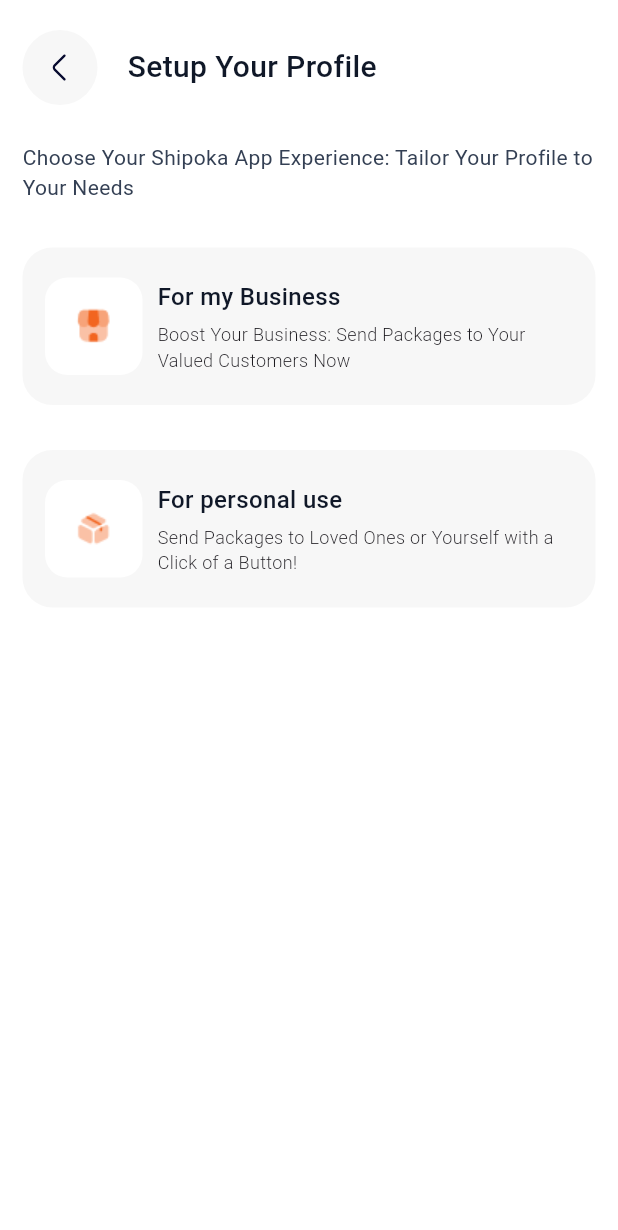
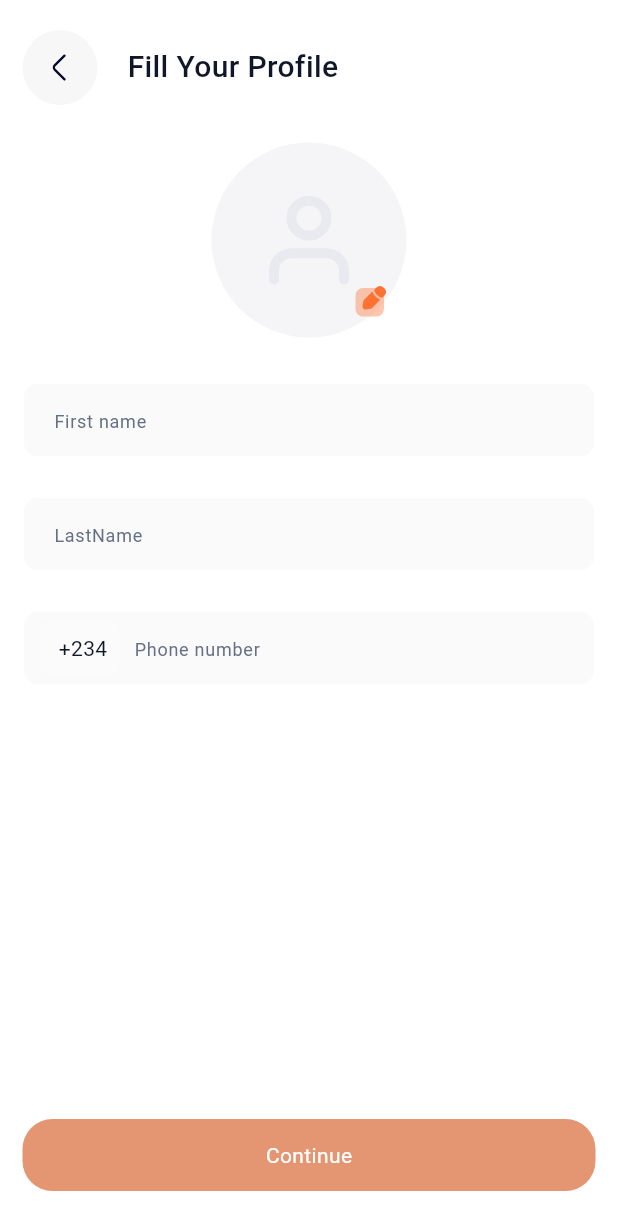
Before and after one commit to isaacwinston98/shipoka, a Flutter app: the screen it shows after launch, on a phone screen of 412 x 824 dp. Shown: the top 1230 px of the screen. Run offline on Flutter 3.47's test engine with Material 3 defaults, Android fonts, the phone set to English and light mode, and no system bars; our stand-ins replace device_info_plus, device_preview, flutter_svg, gap, google_fonts, injectable and 1 more; Roboto replaces fonts that are missing (Ubuntu).

Commit message:
implemented personal_profile.dart

```diff
--- a/lib/app/styles/app_color.dart
+++ b/lib/app/styles/app_color.dart
@@ -16,6 +16,8 @@
   static const Color grey3 = Color(0xffD9DDEE);
   static const Color lightBackground = Color(0xffF7F7F7);
   static const Color smallTextColor = Color(0xff344054);
+  static const Color editPersonColor = Color(0xffF5F5F8);
+  static const Color personalProfileHint = Color(0xff9E9E9E);
 
 
   static const Map<int, Color> colorScratch  = {
--- a/lib/app/view/app.dart
+++ b/lib/app/view/app.dart
@@ -22,7 +22,7 @@
       title: 'Shipoka',
       theme: AppTheme.themeData,
       onGenerateRoute: onGenerateRoute,
-      initialRoute: RouteName.setupProfile,
+      initialRoute: RouteName.personalProfile,
     );
   }
 }
--- a/lib/core/constant/app_asset.dart
+++ b/lib/core/constant/app_asset.dart
@@ -10,5 +10,7 @@
   static const String visibility = 'assets/icons/visibility.svg';
   static const String flag = 'assets/icons/flag.svg';
   static const String arrowBack = 'assets/icons/backArrow.svg';
+  static const String user = 'assets/icons/user.svg';
+  static const String edit = 'assets/icons/edit.svg';
 
 }
--- a/lib/core/navigator/route_name.dart
+++ b/lib/core/navigator/route_name.dart
@@ -4,5 +4,6 @@
   static const String splashScreen = '/';
   static const String signUp = '/signup';
   static const String setupProfile = '/setup_profile';
+  static const String personalProfile = '/personal_profile';
 
 }
--- a/lib/core/navigator/router.dart
+++ b/lib/core/navigator/router.dart
@@ -1,6 +1,7 @@
 import 'package:flutter/material.dart';
 import 'package:shipoka/core/navigator/route_extentions.dart';
 import 'package:shipoka/core/navigator/route_name.dart';
+import 'package:shipoka/features/auth/presentation/pages/personal_profile.dart';
 import 'package:shipoka/features/auth/presentation/pages/setup_profile.dart';
 import 'package:shipoka/features/auth/presentation/pages/signup.dart';
 import 'package:shipoka/features/onboarding/presentation/pages/splash_screen.dart';
@@ -21,6 +22,11 @@
       return _getPageRoute(
         routeName: settings.name!,
         viewToShow: const SetupProfile(),
+      );
+    case RouteName.personalProfile:
+      return _getPageRoute(
+        routeName: settings.name!,
+        viewToShow: const PersonalProfile(),
       );
     default:
       return MaterialPageRoute<T>(
--- /dev/null
+++ b/lib/features/auth/presentation/pages/personal_profile.dart
@@ -0,0 +1,295 @@
+import 'dart:async';
+
+import 'package:flutter/material.dart';
+import 'package:flutter_svg/flutter_svg.dart';
+import 'package:gap/gap.dart';
+import 'package:shipoka/app/styles/app_color.dart';
+import 'package:shipoka/app/styles/fonts.dart';
+import 'package:shipoka/app/view/widget/app_back_button.dart';
+import 'package:shipoka/app/view/widget/busy_button.dart';
+import 'package:shipoka/app/view/widget/input_field.dart';
+import 'package:shipoka/core/constant/app_asset.dart';
+import 'package:shipoka/core/utils/custom_form_validator.dart';
+
+class PersonalProfile extends StatefulWidget {
+  const PersonalProfile({super.key});
+
+  @override
+  State<PersonalProfile> createState() => _PersonalProfileState();
+}
+
+class _PersonalProfileState extends State<PersonalProfile> {
+
+  late StreamController<String> _firstNameStreamController;
+  late StreamController<String> _surnameStreamController;
+  late StreamController<String> _phoneStreamController;
+
+
+  final firstNameFocus = FocusNode();
+  final surnameFocus = FocusNode();
+  final phoneFocus = FocusNode();
+
+
+  final firstNameController = TextEditingController();
+  final surnameController = TextEditingController();
+  final phoneController = TextEditingController();
+
+
+  @override
+  void initState() {
+    super.initState();
+    _firstNameStreamController = StreamController<String>.broadcast();
+    _surnameStreamController = StreamController<String>.broadcast();
+    _phoneStreamController = StreamController<String>.broadcast();
+
+
+
+
+    firstNameController.addListener(() {
+      _firstNameStreamController.sink.add(
+        firstNameController.text.trim(),
+      );
+      validateInputs();
+    });
+
+    surnameController.addListener(() {
+      _surnameStreamController.sink.add(
+        surnameController.text.trim(),
+      );
+      validateInputs();
+    });
+
+    phoneController.addListener(() {
+      _phoneStreamController.sink.add(
+        phoneController.text.trim(),
+      );
+      validateInputs();
+    });
+
+  }
+
+  @override
+  void dispose() {
+    super.dispose();
+
+    _surnameStreamController.close();
+    _firstNameStreamController.close();
+    _phoneStreamController.close();
+
+    firstNameFocus.dispose();
+    surnameFocus.dispose();
+    phoneFocus.dispose();
+  }
+
+  void validateInputs() {
+    // var canSumit = true;
+
+    final firstNameError = CustomFormValidation.errorMessage(
+      firstNameController.text.trim(),
+      'First name is required',
+    );
+
+    final surnameError = CustomFormValidation.errorMessage(
+      surnameController.text.trim(),
+      'Surname is required',
+    );
+
+    final phoneError = CustomFormValidation.errorPhoneNumber2(
+      phoneController.text,
+      'Phone number is required',
+    );
+
+    if (
+        firstNameError != '' ||
+        surnameError != '' ||
+        phoneError != ''
+    ) {
+      // canSumit = false;
+    }
+    //_canSubmit.value = canSumit;
+  }
+  @override
+  Widget build(BuildContext context) {
+    return Scaffold(
+      backgroundColor: AppColors.white,
+      body: SafeArea(
+          child:Padding(
+            padding: const EdgeInsets.symmetric(horizontal: 15,vertical: 10),
+            child: Column(
+              children: [
+                Expanded(
+                  child: SingleChildScrollView(
+                    child: Column(
+                      children: [
+                        const Gap(10),
+                        Row(
+                          children: [
+                            const AppBackButton(),
+                            const Gap(20),
+                            TextSemiBold(
+                              'Fill Your Profile',
+                              fontSize: 20,
+                            ),
+
+
+                          ],
+                        ),
+                        const Gap(25),
+                        Stack(
+                          alignment: Alignment.bottomRight,
+                          children: [
+                            Container(
+                              decoration: const BoxDecoration(
+                                shape: BoxShape.circle,
+                                color: AppColors.editPersonColor,
+                              ),
+                              child: Padding(
+                                padding: const EdgeInsets.all(30.0),
+                                child: SvgPicture.asset(
+                                  AppAssets.user,
+                                ),
+                              ),
+                            ),
+                            Positioned(
+                              bottom: 0,
+                              right: 0,
+                              child: IconButton(
+                                icon: SvgPicture.asset(
+                                  AppAssets.edit,
+                                ),
+                                onPressed: () {
+                                  // Add logic to handle selecting a picture
+                                },
+                              ),
+                            ),
+                          ],
+                        ),
+                        const Gap(20),
+                        StreamBuilder<String>(
+                          stream: _firstNameStreamController.stream,
+                          builder: (context, snapshot) {
+                            return InputField(
+                              label: 'First name',
+                              fieldFocusNode: firstNameFocus,
+                              validationColor: snapshot.data == null
+                                  ? AppColors.white
+                                  : CustomFormValidation.getColor(
+                                snapshot.data,
+                                firstNameFocus,
+                                CustomFormValidation.errorMessage(
+                                  snapshot.data,
+                                  'First name is required',
+                                ),
+                              ),
+                              controller: firstNameController,
+                              placeholder: 'First name',
+                              validationMessage: CustomFormValidation.errorMessage(
+                                snapshot.data,
+                                'First name is required',
+                              ),
+                            );
+                          },
+                        ),
+                        StreamBuilder<String>(
+                          stream: _surnameStreamController.stream,
+                          builder: (context, snapshot) {
+                            return InputField(
+                              fieldFocusNode: surnameFocus,
+                              label: 'LastName',
+                              validationColor: snapshot.data == null
+                                  ? AppColors.white
+                                  : CustomFormValidation.getColor(
+                                snapshot.data,
+                                surnameFocus,
+                                CustomFormValidation.errorMessage(
+                                  snapshot.data,
+                                  'LastName is required',
+                                ),
+                              ),
+                              controller: surnameController,
+                              placeholder: 'LastName',
+                              validationMessage: CustomFormValidation.errorMessage(
+                                snapshot.data,
+                                'LastName is required',
+                              ),
+                            );
+                          },
+                        ),
+                        StreamBuilder<String>(
+                          stream: _phoneStreamController.stream,
+                          builder: (context, snapshot) {
+                            return InputField(
+                              fieldFocusNode: phoneFocus,
+                              label: 'Phone number',
+                              prefix: Container(
+                                decoration: BoxDecoration(
+                                  color: AppColors.white.withOpacity(0.1),
+                                  borderRadius: BorderRadius.circular(8),
+                                ),
+                                child: Padding(
+                                  padding: const EdgeInsets.all(8),
+                                  child: Row(
+                                    children: [
+                                      const SizedBox(
+                                        width: 5,
+                                      ),
+                                      TextBody(
+                                        '+234',
+                                        fontSize: 14,
+                                      )
+                                    ],
+                                  ),
+                                ),
+                              ),
+                              validationColor: snapshot.data == null
+                                  ? AppColors.white
+                                  : CustomFormValidation.getColor(
+                                snapshot.data,
+                                phoneFocus,
+                                CustomFormValidation.errorPhoneNumber2(
+                                  snapshot.data,
+                                  'phone number is required',
+                                ),
+                              ),
+                              controller: phoneController,
+                              placeholder: 'Phone number',
+                              validationMessage:
+                              CustomFormValidation.errorPhoneNumber2(
+                                snapshot.data,
+                                'phone number is required',
+                              ),
+                              textInputType: TextInputType.number,
+                            );
+                          },
+                        ),
+                      ],
+
+                    ),
+                  ),
+                ),
+                Padding(
+                  padding: const EdgeInsets.only(bottom: 20),
+                  child: BusyButton(
+                    title: 'Continue',
+                    onTap: () {
+                      // Provider.of<AuthNotifier>(context, listen: false)
+                      //     .register(
+                      //   context,
+                      //   firstName: firstNameController.text.trim(),
+                      //   lastName: surnameController.text.trim(),
+                      //   email: emailController.text.trim(),
+                      //   countryCode: 'NG',
+                      //   pin: pinController.text.trim(),
+                      //   phoneNumber: phoneController.text.trim(),
+                      // );
+                    },
+                    disabled: true,
+                  ),
+                ),
+              ],
+            ),
+          )
+      ),
+    );
+  }
+}
```
Also changed, not shown: assets/icons/edit.svg (added), assets/icons/user.svg (added), lib/features/auth/presentation/pages/otp_verification.dart (added).
